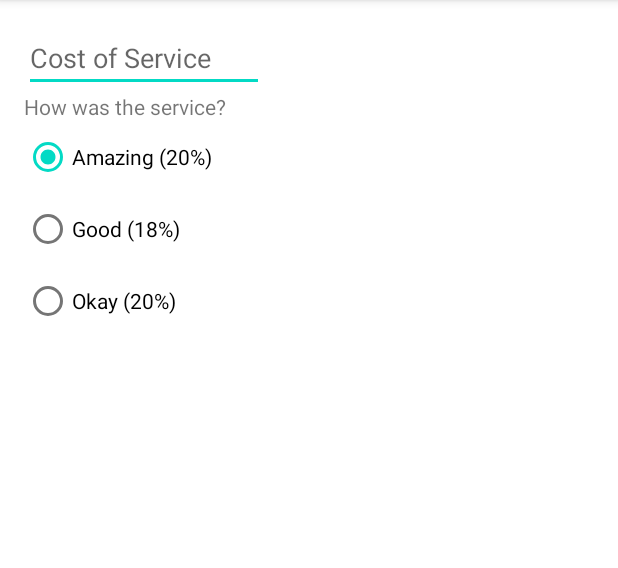
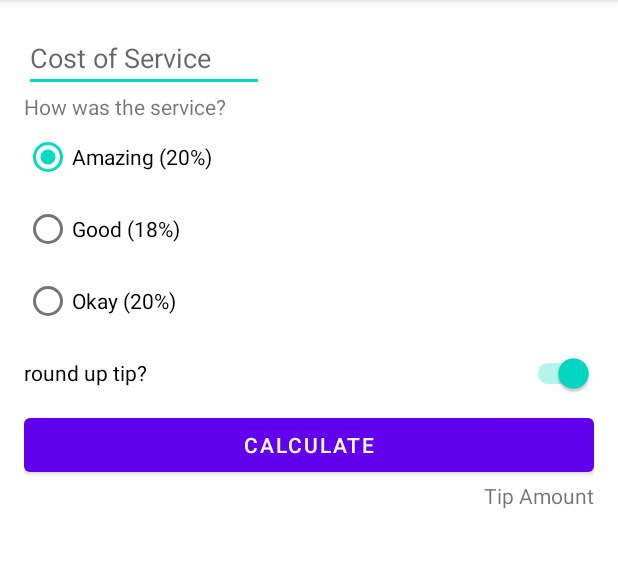
Before and after one commit to Shivam-officials/Android_Development_Learning, an Android app: the screen it shows after launch (MainActivity), on a phone screen of 412 x 824 dp, the part 84-652 px from its top. Run offline under Robolectric (Android 15) with nearby library versions, the phone set to English and light mode, and no system bars.

Commit message:
completed the tip time app layout design using editText,TextView,RadioButton and switch

```diff
--- a/Android Basics in Kotlin/Kotlin Basics/tiptime/app/src/main/res/layout/activity_main.xml
+++ b/Android Basics in Kotlin/Kotlin Basics/tiptime/app/src/main/res/layout/activity_main.xml
@@ -42,19 +42,47 @@
             android:id="@+id/option_twenty_options"
             android:layout_width="wrap_content"
             android:layout_height="wrap_content"
-            android:text="Amazing (20%)"/>
+            android:text="@string/amazing_service"/>
 
         <RadioButton
             android:id="@+id/option_eighteen_options"
             android:layout_width="wrap_content"
             android:layout_height="wrap_content"
-            android:text="Good (18%)"/>
+            android:text="@string/good_service"/>
 
         <RadioButton
             android:id="@+id/option_fifteen_options"
             android:layout_width="wrap_content"
             android:layout_height="wrap_content"
-            android:text="Okay (20%)"/>
+            android:text="@string/okay_service"/>
     </RadioGroup>
 
+    <androidx.appcompat.widget.SwitchCompat
+        android:id="@+id/round_up_switch"
+        android:layout_width="0dp"
+        android:layout_height="wrap_content"
+        android:text="@string/round_up_tip"
+        android:checked="true"
+        app:layout_constraintTop_toBottomOf="@id/tip_options"
+        app:layout_constraintStart_toStartOf="parent"
+        app:layout_constraintEnd_toEndOf="parent"
+        />
+
+    <Button
+        android:id="@+id/calculate_button"
+        android:layout_width="0dp"
+        android:layout_height="wrap_content"
+        android:text="@string/calculate"
+        app:layout_constraintStart_toStartOf="parent"
+        app:layout_constraintTop_toBottomOf="@id/round_up_switch"
+        app:layout_constraintEnd_toEndOf="parent"/>
+
+    <TextView
+        android:id="@+id/tip_result"
+        android:layout_width="wrap_content"
+        android:layout_height="wrap_content"
+        android:text="@string/tip_amount"
+        app:layout_constraintTop_toBottomOf="@id/calculate_button"
+        app:layout_constraintEnd_toEndOf="parent"/>
+
 </androidx.constraintlayout.widget.ConstraintLayout>
--- a/Android Basics in Kotlin/Kotlin Basics/tiptime/app/src/main/res/values/strings.xml
+++ b/Android Basics in Kotlin/Kotlin Basics/tiptime/app/src/main/res/values/strings.xml
@@ -3,4 +3,10 @@
     <string name="hint">Cost of Service</string>
     <string name="service_question">How was the service?</string>
     <string name="service_feedback">How was the service?</string>
+    <string name="amazing_service">Amazing (20%)</string>
+    <string name="good_service">Good (18%)</string>
+    <string name="okay_service">Okay (20%)</string>
+    <string name="round_up_tip">round up tip?</string>
+    <string name="calculate">Calculate</string>
+    <string name="tip_amount">Tip Amount</string>
 </resources>
```
